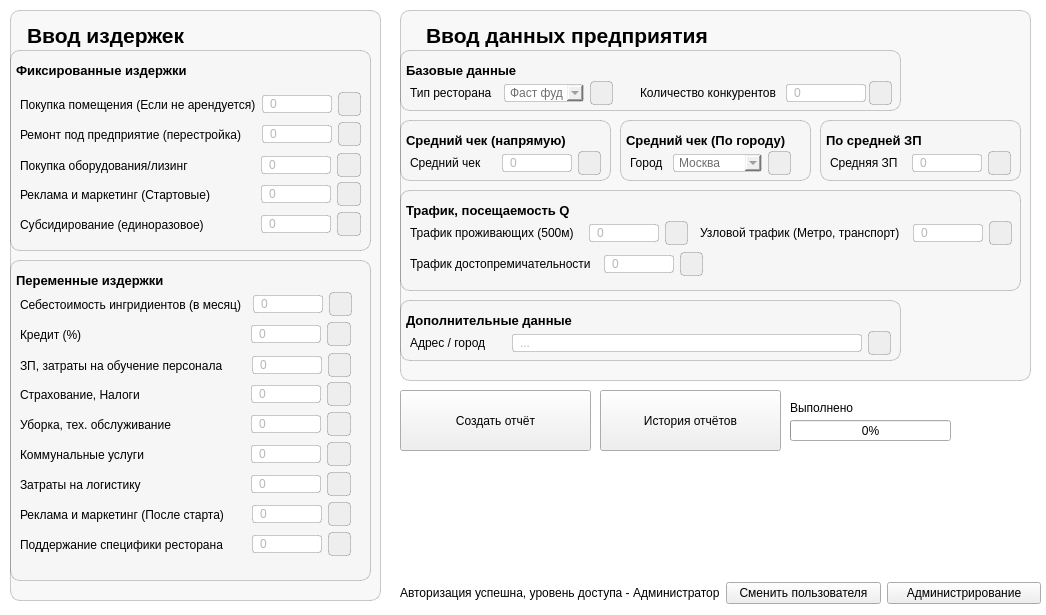
Old version of the form setupUI.ui in the repository OpexHunter/BusinessCalc.
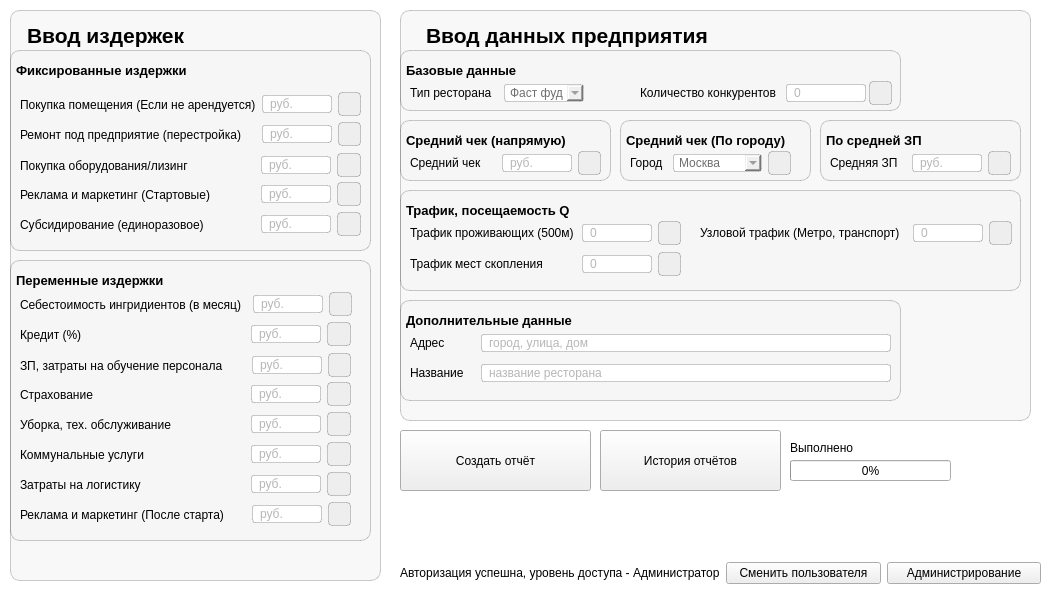
New version of the form. Icons and pictures are not drawn.

The edit to the form file:
```diff
--- a/setupUI.ui
+++ b/setupUI.ui
@@ -7,7 +7,7 @@
     <x>0</x>
     <y>0</y>
     <width>1046</width>
-    <height>615</height>
+    <height>596</height>
    </rect>
   </property>
   <property name="windowTitle">
@@ -29,7 +29,7 @@
       <x>10</x>
       <y>10</y>
       <width>371</width>
-      <height>591</height>
+      <height>571</height>
      </rect>
     </property>
     <property name="styleSheet">
@@ -162,7 +162,7 @@
           <string/>
          </property>
          <property name="placeholderText">
-          <string>0</string>
+          <string>руб.</string>
          </property>
         </widget>
        </item>
@@ -242,7 +242,7 @@
           <string/>
          </property>
          <property name="placeholderText">
-          <string>0</string>
+          <string>руб.</string>
          </property>
         </widget>
        </item>
@@ -281,6 +281,9 @@
        </rect>
       </property>
       <layout class="QHBoxLayout" name="horizontalLayout_43">
+       <property name="spacing">
+        <number>6</number>
+       </property>
        <item>
         <widget class="QLabel" name="label_43">
          <property name="text">
@@ -331,7 +334,7 @@
           <string/>
          </property>
          <property name="placeholderText">
-          <string>0</string>
+          <string>руб.</string>
          </property>
         </widget>
        </item>
@@ -427,7 +430,7 @@
           <string/>
          </property>
          <property name="placeholderText">
-          <string>0</string>
+          <string>руб.</string>
          </property>
         </widget>
        </item>
@@ -507,7 +510,7 @@
           <string/>
          </property>
          <property name="placeholderText">
-          <string>0</string>
+          <string>руб.</string>
          </property>
         </widget>
        </item>
@@ -567,7 +570,7 @@
        <x>0</x>
        <y>250</y>
        <width>361</width>
-       <height>321</height>
+       <height>281</height>
       </rect>
      </property>
      <property name="styleSheet">
@@ -655,7 +658,7 @@
           <string/>
          </property>
          <property name="placeholderText">
-          <string>0</string>
+          <string>руб.</string>
          </property>
         </widget>
        </item>
@@ -735,7 +738,7 @@
           <string/>
          </property>
          <property name="placeholderText">
-          <string>0</string>
+          <string>руб.</string>
          </property>
         </widget>
        </item>
@@ -815,7 +818,7 @@
           <string/>
          </property>
          <property name="placeholderText">
-          <string>0</string>
+          <string>руб.</string>
          </property>
         </widget>
        </item>
@@ -857,7 +860,7 @@
        <item>
         <widget class="QLabel" name="label_150">
          <property name="text">
-          <string>Страхование, Налоги</string>
+          <string>Страхование</string>
          </property>
          <property name="alignment">
           <set>Qt::AlignLeading|Qt::AlignLeft|Qt::AlignVCenter</set>
@@ -895,7 +898,7 @@
           <string/>
          </property>
          <property name="placeholderText">
-          <string>0</string>
+          <string>руб.</string>
          </property>
         </widget>
        </item>
@@ -975,7 +978,7 @@
           <string/>
          </property>
          <property name="placeholderText">
-          <string>0</string>
+          <string>руб.</string>
          </property>
         </widget>
        </item>
@@ -1079,7 +1082,7 @@
           <string/>
          </property>
          <property name="placeholderText">
-          <string>0</string>
+          <string>руб.</string>
          </property>
         </widget>
        </item>
@@ -1159,7 +1162,7 @@
           <string/>
          </property>
          <property name="placeholderText">
-          <string>0</string>
+          <string>руб.</string>
          </property>
         </widget>
        </item>
@@ -1239,7 +1242,7 @@
           <string/>
          </property>
          <property name="placeholderText">
-          <string>0</string>
+          <string>руб.</string>
          </property>
         </widget>
        </item>
@@ -1268,86 +1271,6 @@
        </item>
       </layout>
      </widget>
-     <widget class="QWidget" name="layoutWidget_106">
-      <property name="geometry">
-       <rect>
-        <x>10</x>
-        <y>270</y>
-        <width>331</width>
-        <height>29</height>
-       </rect>
-      </property>
-      <layout class="QHBoxLayout" name="horizontalLayout_148">
-       <item>
-        <widget class="QLabel" name="label_155">
-         <property name="text">
-          <string>Поддержание специфики ресторана</string>
-         </property>
-         <property name="alignment">
-          <set>Qt::AlignLeading|Qt::AlignLeft|Qt::AlignVCenter</set>
-         </property>
-        </widget>
-       </item>
-       <item>
-        <spacer name="horizontalSpacer_148">
-         <property name="orientation">
-          <enum>Qt::Horizontal</enum>
-         </property>
-         <property name="sizeHint" stdset="0">
-          <size>
-           <width>40</width>
-           <height>20</height>
-          </size>
-         </property>
-        </spacer>
-       </item>
-       <item>
-        <widget class="QLineEdit" name="i_TC14">
-         <property name="minimumSize">
-          <size>
-           <width>70</width>
-           <height>0</height>
-          </size>
-         </property>
-         <property name="maximumSize">
-          <size>
-           <width>70</width>
-           <height>16777215</height>
-          </size>
-         </property>
-         <property name="text">
-          <string/>
-         </property>
-         <property name="placeholderText">
-          <string>0</string>
-         </property>
-        </widget>
-       </item>
-       <item>
-        <widget class="QPushButton" name="h_TC14">
-         <property name="minimumSize">
-          <size>
-           <width>23</width>
-           <height>24</height>
-          </size>
-         </property>
-         <property name="maximumSize">
-          <size>
-           <width>24</width>
-           <height>24</height>
-          </size>
-         </property>
-         <property name="text">
-          <string/>
-         </property>
-         <property name="icon">
-          <iconset resource="src/assets/src.qrc">
-           <normaloff>:/src_ico/question.ico</normaloff>:/src_ico/question.ico</iconset>
-         </property>
-        </widget>
-       </item>
-      </layout>
-     </widget>
     </widget>
    </widget>
    <widget class="QFrame" name="TR">
@@ -1356,7 +1279,7 @@
       <x>400</x>
       <y>10</y>
       <width>631</width>
-      <height>371</height>
+      <height>411</height>
      </rect>
     </property>
     <property name="styleSheet">
@@ -1450,7 +1373,7 @@
        <rect>
         <x>10</x>
         <y>30</y>
-        <width>203</width>
+        <width>174</width>
         <height>26</height>
        </rect>
       </property>
@@ -1503,29 +1426,6 @@
          </item>
         </widget>
        </item>
-       <item>
-        <widget class="QPushButton" name="h_TR1_1">
-         <property name="minimumSize">
-          <size>
-           <width>23</width>
-           <height>24</height>
-          </size>
-         </property>
-         <property name="maximumSize">
-          <size>
-           <width>24</width>
-           <height>24</height>
-          </size>
-         </property>
-         <property name="text">
-          <string/>
-         </property>
-         <property name="icon">
-          <iconset resource="src/assets/src.qrc">
-           <normaloff>:/src_ico/question.ico</normaloff>:/src_ico/question.ico</iconset>
-         </property>
-        </widget>
-       </item>
       </layout>
      </widget>
      <widget class="QLabel" name="label_39">
@@ -1636,7 +1536,7 @@
        <x>0</x>
        <y>290</y>
        <width>501</width>
-       <height>61</height>
+       <height>101</height>
       </rect>
      </property>
      <property name="styleSheet">
@@ -1686,7 +1586,7 @@
        <item>
         <widget class="QLabel" name="label_114">
          <property name="text">
-          <string>Адрес / город</string>
+          <string>Адрес </string>
          </property>
         </widget>
        </item>
@@ -1707,7 +1607,7 @@
         <widget class="QLineEdit" name="i_TR4_1">
          <property name="minimumSize">
           <size>
-           <width>350</width>
+           <width>410</width>
            <height>0</height>
           </size>
          </property>
@@ -1718,30 +1618,7 @@
           </size>
          </property>
          <property name="placeholderText">
-          <string>...</string>
-         </property>
-        </widget>
-       </item>
-       <item>
-        <widget class="QPushButton" name="h_TR4_1">
-         <property name="minimumSize">
-          <size>
-           <width>23</width>
-           <height>24</height>
-          </size>
-         </property>
-         <property name="maximumSize">
-          <size>
-           <width>24</width>
-           <height>24</height>
-          </size>
-         </property>
-         <property name="text">
-          <string/>
-         </property>
-         <property name="icon">
-          <iconset resource="src/assets/src.qrc">
-           <normaloff>:/src_ico/question.ico</normaloff>:/src_ico/question.ico</iconset>
+          <string>город, улица, дом</string>
          </property>
         </widget>
        </item>
@@ -1771,6 +1648,57 @@
        <set>Qt::AlignLeading|Qt::AlignLeft|Qt::AlignVCenter</set>
       </property>
      </widget>
+     <widget class="QWidget" name="layoutWidget_78">
+      <property name="geometry">
+       <rect>
+        <x>10</x>
+        <y>60</y>
+        <width>481</width>
+        <height>26</height>
+       </rect>
+      </property>
+      <layout class="QHBoxLayout" name="horizontalLayout_113">
+       <item>
+        <widget class="QLabel" name="label_121">
+         <property name="text">
+          <string>Название</string>
+         </property>
+        </widget>
+       </item>
+       <item>
+        <spacer name="horizontalSpacer_113">
+         <property name="orientation">
+          <enum>Qt::Horizontal</enum>
+         </property>
+         <property name="sizeHint" stdset="0">
+          <size>
+           <width>40</width>
+           <height>20</height>
+          </size>
+         </property>
+        </spacer>
+       </item>
+       <item>
+        <widget class="QLineEdit" name="i_TR4_2">
+         <property name="minimumSize">
+          <size>
+           <width>410</width>
+           <height>0</height>
+          </size>
+         </property>
+         <property name="maximumSize">
+          <size>
+           <width>16777215</width>
+           <height>16777215</height>
+          </size>
+         </property>
+         <property name="placeholderText">
+          <string>название ресторана</string>
+         </property>
+        </widget>
+       </item>
+      </layout>
+     </widget>
     </widget>
     <widget class="QFrame" name="TR3">
      <property name="geometry">
@@ -1884,7 +1812,7 @@
           </size>
          </property>
          <property name="placeholderText">
-          <string>0</string>
+          <string>руб.</string>
          </property>
         </widget>
        </item>
@@ -2186,7 +2114,7 @@
           </size>
          </property>
          <property name="placeholderText">
-          <string>0</string>
+          <string>руб.</string>
          </property>
         </widget>
        </item>
@@ -2288,7 +2216,7 @@
        <rect>
         <x>10</x>
         <y>30</y>
-        <width>278</width>
+        <width>271</width>
         <height>26</height>
        </rect>
       </property>
@@ -2362,7 +2290,7 @@
        <rect>
         <x>10</x>
         <y>60</y>
-        <width>293</width>
+        <width>271</width>
         <height>28</height>
        </rect>
       </property>
@@ -2370,7 +2298,7 @@
        <item>
         <widget class="QLabel" name="label_115">
          <property name="text">
-          <string>Трафик достопремичательности</string>
+          <string>Трафик мест скопления</string>
          </property>
         </widget>
        </item>
@@ -2511,7 +2439,7 @@
     <property name="geometry">
      <rect>
       <x>400</x>
-      <y>390</y>
+      <y>430</y>
       <width>191</width>
       <height>61</height>
      </rect>
@@ -2524,7 +2452,7 @@
     <property name="geometry">
      <rect>
       <x>600</x>
-      <y>390</y>
+      <y>430</y>
       <width>181</width>
       <height>61</height>
      </rect>
@@ -2537,7 +2465,7 @@
     <property name="geometry">
      <rect>
       <x>790</x>
-      <y>420</y>
+      <y>460</y>
       <width>161</width>
       <height>21</height>
      </rect>
@@ -2550,7 +2478,7 @@
     <property name="geometry">
      <rect>
       <x>790</x>
-      <y>400</y>
+      <y>440</y>
       <width>71</width>
       <height>16</height>
      </rect>
@@ -2563,7 +2491,7 @@
     <property name="geometry">
      <rect>
       <x>400</x>
-      <y>580</y>
+      <y>560</y>
       <width>641</width>
       <height>26</height>
      </rect>
```
Left out of the diff: 16 changed lines with no effect on the pictures.
